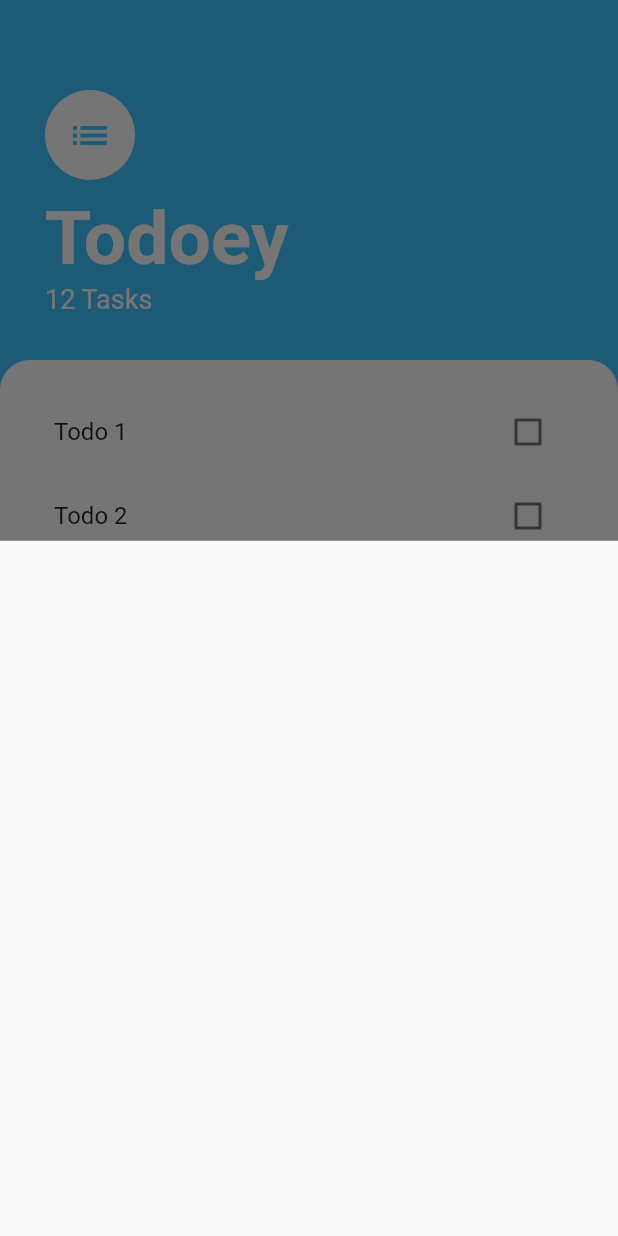
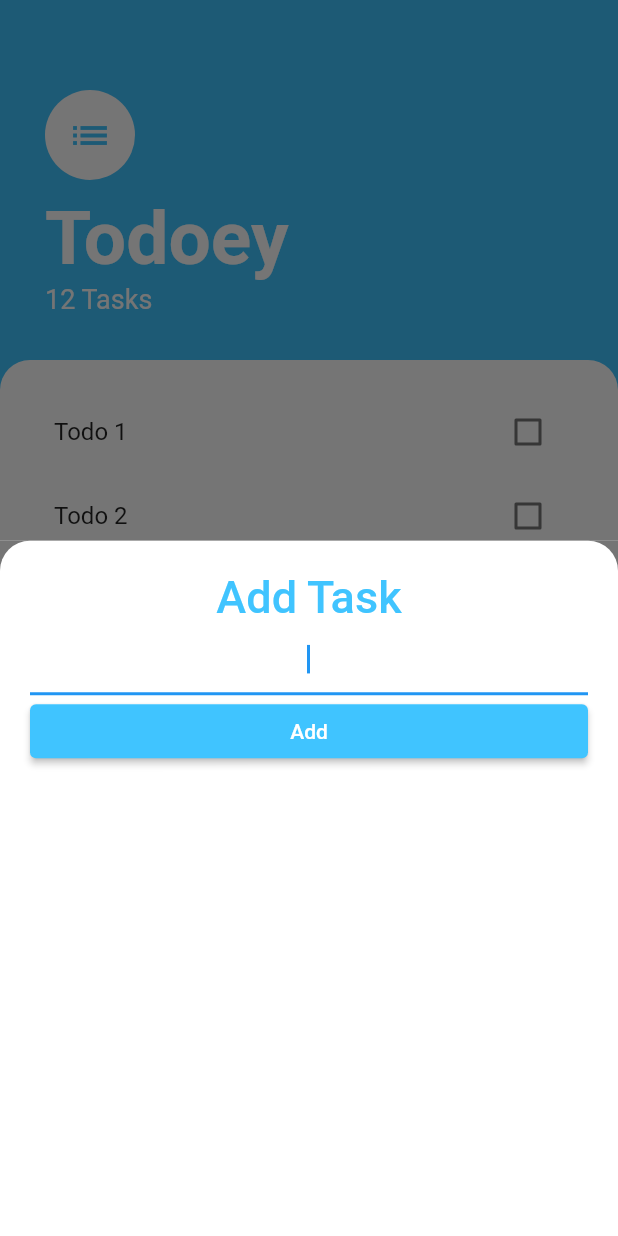
Before and after one commit to kdh9202/todoey_flutter, a Flutter app: the screen it shows after launch, after a tap on the "add" icon, on a phone screen of 412 x 824 dp. Run offline on Flutter 3.47's test engine with Material 2 defaults, Android fonts, the phone set to English and light mode, and no system bars.

Commit message:
202204060708

```diff
--- a/lib/screens/add_task_screen.dart
+++ b/lib/screens/add_task_screen.dart
@@ -1,3 +1,4 @@
+import 'package:flutter/cupertino.dart';
 import 'package:flutter/material.dart';
 
 class AddTaskScreen extends StatefulWidget {
@@ -10,6 +11,37 @@ class AddTaskScreen extends StatefulWidget {
 class _AddTaskScreenState extends State<AddTaskScreen> {
   @override
   Widget build(BuildContext context) {
-    return Container();
+    return Container(
+      color: const Color(0xff757575),
+      child: Container(
+        padding: const EdgeInsets.all(20),
+        decoration: const BoxDecoration(
+            color: Colors.white,
+            borderRadius: BorderRadius.only(
+                topLeft: Radius.circular(20), topRight: Radius.circular(20))),
+        child: Column(
+          crossAxisAlignment: CrossAxisAlignment.stretch,
+          children: [
+            const Text(
+              'Add Task',
+              textAlign: TextAlign.center,
+              style: TextStyle(
+                  fontSize: 30,
+                  fontWeight: FontWeight.w500,
+                  color: Colors.lightBlueAccent),
+            ),
+            const TextField(
+              autofocus: true,
+              textAlign: TextAlign.center,
+            ),
+            ElevatedButton(
+              onPressed: () {},
+              child: const Text('Add'),
+              style: ElevatedButton.styleFrom(primary: Colors.lightBlueAccent),
+            )
+          ],
+        ),
+      ),
+    );
   }
 }
```
